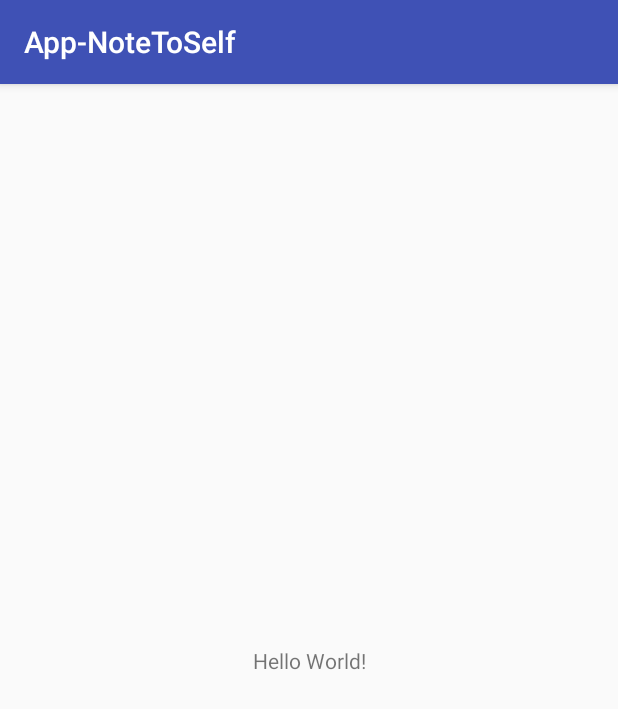
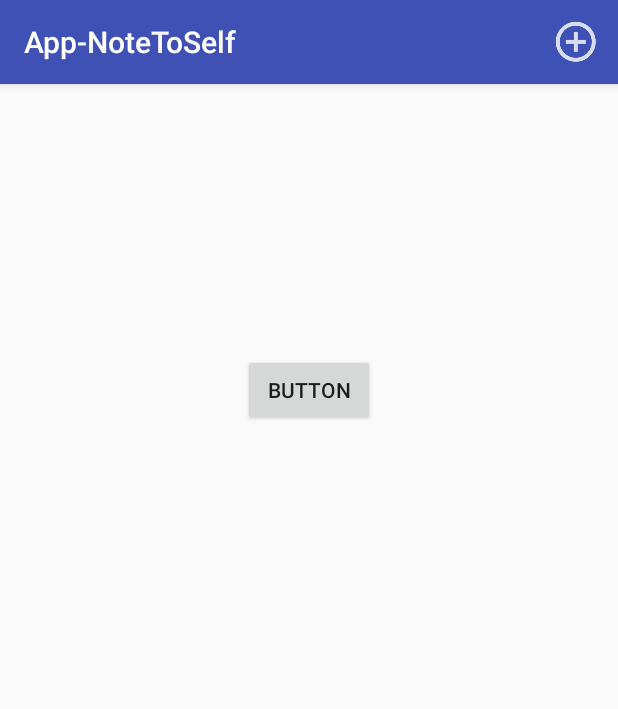
Before and after one commit to CrnogoracIvan/NoteToSelf-App, an Android app: the screen it shows after launch (MainActivity), on a phone screen of 412 x 824 dp. Shown: the top 709 px of the screen. Run offline under Robolectric (Android 15) with nearby library versions, the phone set to English and light mode, and no system bars.

```diff
--- a/app/src/main/java/com/example/ivancrnogorac/app_notetoself/MainActivity.java
+++ b/app/src/main/java/com/example/ivancrnogorac/app_notetoself/MainActivity.java
@@ -2,12 +2,58 @@ package com.example.ivancrnogorac.app_notetoself;
 
 import android.support.v7.app.AppCompatActivity;
 import android.os.Bundle;
+import android.view.Menu;
+import android.view.MenuItem;
+import android.view.View;
+import android.widget.Button;
+
 
 public class MainActivity extends AppCompatActivity {
+
+    //Temp code
+    Note mTempNote = new Note();
+
+    public void createNewNote (Note n){
+        //Temp code
+        mTempNote = n;
+    }
 
     @Override
     protected void onCreate(Bundle savedInstanceState) {
         super.onCreate(savedInstanceState);
         setContentView(R.layout.activity_main);
+
+        //Temp code
+        Button button = (Button) findViewById(R.id.button);
+        button.setOnClickListener(new View.OnClickListener() {
+            @Override
+            public void onClick(View v) {
+                // Create new DialogShowNote called dialog
+                DialogShowNote dialog = new DialogShowNote();
+                //Send the note via sendNoteSelected
+                dialog.sendNoteSelected(mTempNote);
+                //create the dialog
+                dialog.show(getSupportFragmentManager(),"123");
+            }
+        });
+    }
+
+    @Override
+    public boolean onCreateOptionsMenu(Menu menu) {
+        getMenuInflater().inflate(R.menu.menu_main, menu);
+        return true;
+    }
+
+    @Override
+    public boolean onOptionsItemSelected(MenuItem item) {
+
+        int id = item.getItemId();
+
+        if(id == R.id.action_add){
+            DialogNewNote dialog = new DialogNewNote();
+            dialog.show(getSupportFragmentManager(),"");
+        }
+
+        return super.onOptionsItemSelected(item);
     }
 }
--- a/app/src/main/res/layout/activity_main.xml
+++ b/app/src/main/res/layout/activity_main.xml
@@ -1,18 +1,23 @@
 <?xml version="1.0" encoding="utf-8"?>
-<android.support.constraint.ConstraintLayout xmlns:android="http://schemas.android.com/apk/res/android"
+<LinearLayout xmlns:android="http://schemas.android.com/apk/res/android"
     xmlns:app="http://schemas.android.com/apk/res-auto"
     xmlns:tools="http://schemas.android.com/tools"
     android:layout_width="match_parent"
     android:layout_height="match_parent"
     tools:context="com.example.ivancrnogorac.app_notetoself.MainActivity">
 
-    <TextView
-        android:layout_width="wrap_content"
-        android:layout_height="wrap_content"
-        android:text="Hello World!"
-        app:layout_constraintBottom_toBottomOf="parent"
-        app:layout_constraintLeft_toLeftOf="parent"
-        app:layout_constraintRight_toRightOf="parent"
-        app:layout_constraintTop_toTopOf="parent" />
+    <RelativeLayout
+        android:layout_width="match_parent"
+        android:layout_height="match_parent">
 
-</android.support.constraint.ConstraintLayout>
+        <Button
+            android:id="@+id/button"
+            android:layout_width="wrap_content"
+            android:layout_height="wrap_content"
+            android:text="Button"
+            android:layout_alignParentTop="true"
+            android:layout_centerHorizontal="true"
+            android:layout_marginTop="180dp" />
+    </RelativeLayout>
+
+</LinearLayout>
--- /dev/null
+++ b/app/src/main/res/menu/menu_main.xml
@@ -0,0 +1,12 @@
+<?xml version="1.0" encoding="utf-8"?>
+<menu xmlns:android="http://schemas.android.com/apk/res/android"
+    xmlns:app="http://schemas.android.com/apk/res-auto">
+
+    <item
+        android:id="@+id/action_add"
+        android:icon="@drawable/ic_add_white"
+        android:title="@string/action_add"
+        app:showAsAction="ifRoom"
+        />
+
+</menu>
```
Also changed, not shown: app/src/main/java/com/example/ivancrnogorac/app_notetoself/DialogNewNote.java (+4 -3 lines), app/src/main/java/com/example/ivancrnogorac/app_notetoself/DialogShowNote.java (added, +69 -0 lines), 1 other file.
